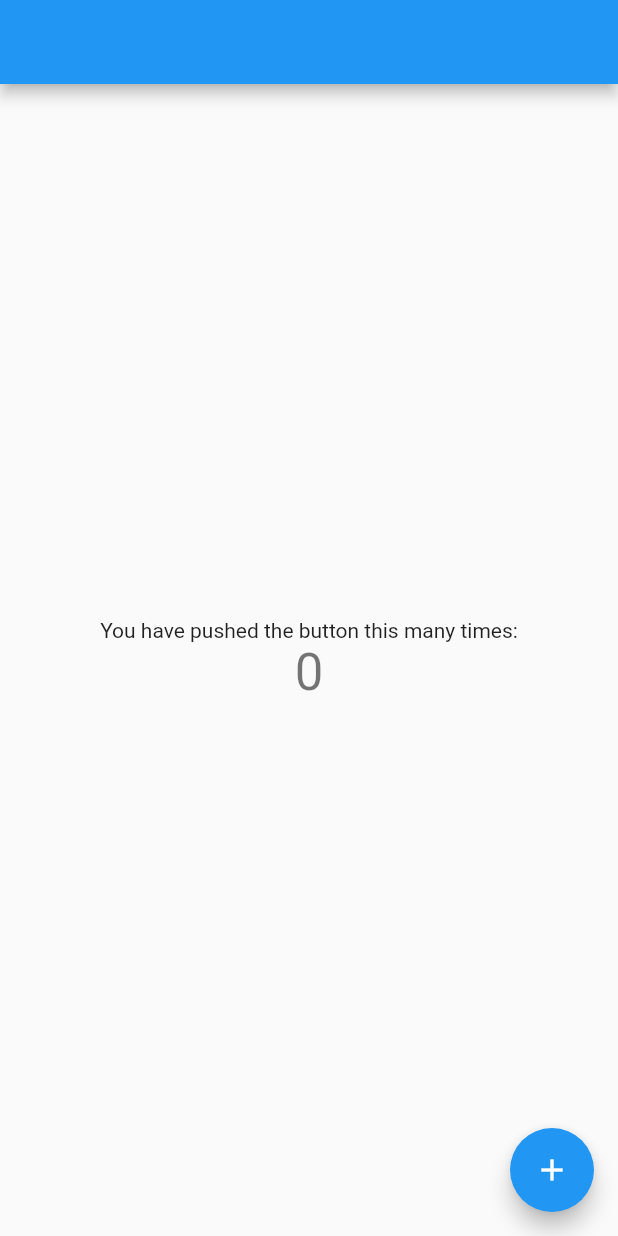
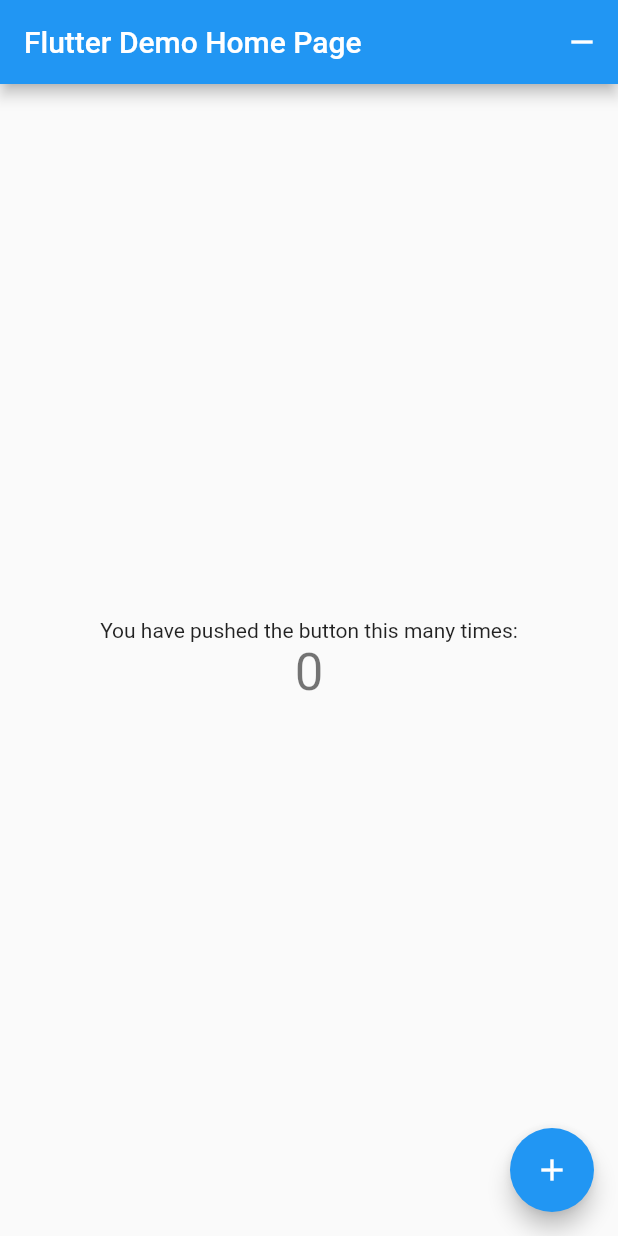
Before and after one commit to hakkinenT/flutter_ci_cd, a Flutter app: the screen it shows after launch, on a phone screen of 412 x 824 dp. Run offline on Flutter 3.47's test engine with Material 2 defaults, Android fonts, the phone set to English and light mode, and no system bars.

```diff
--- /dev/null
+++ b/lib/counter.dart
@@ -0,0 +1,16 @@
+import 'package:flutter/material.dart';
+
+class CounterNumber {
+  final ValueNotifier<int> counter;
+
+  CounterNumber({required int initialValue})
+      : counter = ValueNotifier<int>(initialValue);
+
+  void increment() {
+    counter.value++;
+  }
+
+  void decrement() {
+    counter.value--;
+  }
+}
--- a/lib/main.dart
+++ b/lib/main.dart
@@ -1,4 +1,5 @@
 import 'package:flutter/material.dart';
+import 'package:flutter_ci_cd/counter.dart';
 
 void main() {
   runApp(const MyApp());
@@ -7,21 +8,11 @@ void main() {
 class MyApp extends StatelessWidget {
   const MyApp({super.key});
 
-  // This widget is the root of your application.
   @override
   Widget build(BuildContext context) {
     return MaterialApp(
       title: 'Flutter Demo',
       theme: ThemeData(
-        // This is the theme of your application.
-        //
-        // Try running your application with "flutter run". You'll see the
-        // application has a blue toolbar. Then, without quitting the app, try
-        // changing the primarySwatch below to Colors.green and then invoke
-        // "hot reload" (press "r" in the console where you ran "flutter run",
-        // or simply save your changes to "hot reload" in a Flutter IDE).
-        // Notice that the counter didn't reset back to zero; the application
-        // is not restarted.
         primarySwatch: Colors.blue,
       ),
       home: const MyHomePage(title: 'Flutter Demo Home Page'),
@@ -32,15 +23,6 @@ class MyApp extends StatelessWidget {
 class MyHomePage extends StatefulWidget {
   const MyHomePage({super.key, required this.title});
 
-  // This widget is the home page of your application. It is stateful, meaning
-  // that it has a State object (defined below) that contains fields that affect
-  // how it looks.
-
-  // This class is the configuration for the state. It holds the values (in this
-  // case the title) provided by the parent (in this case the App widget) and
-  // used by the build method of the State. Fields in a Widget subclass are
-  // always marked "final".
-
   final String title;
 
   @override
@@ -48,71 +30,50 @@ class MyHomePage extends StatefulWidget {
 }
 
 class _MyHomePageState extends State<MyHomePage> {
-  int _counter = 0;
+  late final CounterNumber counterNumber;
 
-  void _incrementCounter() {
-    setState(() {
-      // This call to setState tells the Flutter framework that something has
-      // changed in this State, which causes it to rerun the build method below
-      // so that the display can reflect the updated values. If we changed
-      // _counter without calling setState(), then the build method would not be
-      // called again, and so nothing would appear to happen.
-      _counter++;
-    });
+  @override
+  void initState() {
+    super.initState();
+    counterNumber = CounterNumber(initialValue: 0);
   }
 
   @override
   Widget build(BuildContext context) {
-    // This method is rerun every time setState is called, for instance as done
-    // by the _incrementCounter method above.
-    //
-    // The Flutter framework has been optimized to make rerunning build methods
-    // fast, so that you can just rebuild anything that needs updating rather
-    // than having to individually change instances of widgets.
     return Scaffold(
       appBar: AppBar(
-        // Here we take the value from the MyHomePage object that was created by
-        // the App.build method, and use it to set our appbar title.
         title: Text(
           widget.title,
-          style: const TextStyle(color: Colors.blue),
         ),
+        actions: [
+          IconButton(
+              onPressed: counterNumber.decrement,
+              icon: const Icon(Icons.remove))
+        ],
       ),
       body: Center(
-        // Center is a layout widget. It takes a single child and positions it
-        // in the middle of the parent.
         child: Column(
-          // Column is also a layout widget. It takes a list of children and
-          // arranges them vertically. By default, it sizes itself to fit its
-          // children horizontally, and tries to be as tall as its parent.
-          //
-          // Invoke "debug painting" (press "p" in the console, choose the
-          // "Toggle Debug Paint" action from the Flutter Inspector in Android
-          // Studio, or the "Toggle Debug Paint" command in Visual Studio Code)
-          // to see the wireframe for each widget.
-          //
-          // Column has various properties to control how it sizes itself and
-          // how it positions its children. Here we use mainAxisAlignment to
-          // center the children vertically; the main axis here is the vertical
-          // axis because Columns are vertical (the cross axis would be
-          // horizontal).
           mainAxisAlignment: MainAxisAlignment.center,
           children: <Widget>[
             const Text(
               'You have pushed the button this many times:',
             ),
-            Text(
-              '$_counter',
-              style: Theme.of(context).textTheme.headline4,
-            ),
+            ValueListenableBuilder(
+                valueListenable: counterNumber.counter,
+                builder: (context, value, _) {
+                  return Text(
+                    '$value',
+                    style: Theme.of(context).textTheme.headline4,
+                  );
+                }),
           ],
         ),
       ),
       floatingActionButton: FloatingActionButton(
-        onPressed: _incrementCounter,
+        onPressed: counterNumber.increment,
         tooltip: 'Increment',
         child: const Icon(Icons.add),
-      ), // This trailing comma makes auto-formatting nicer for build methods.
+      ),
     );
   }
 }
```
